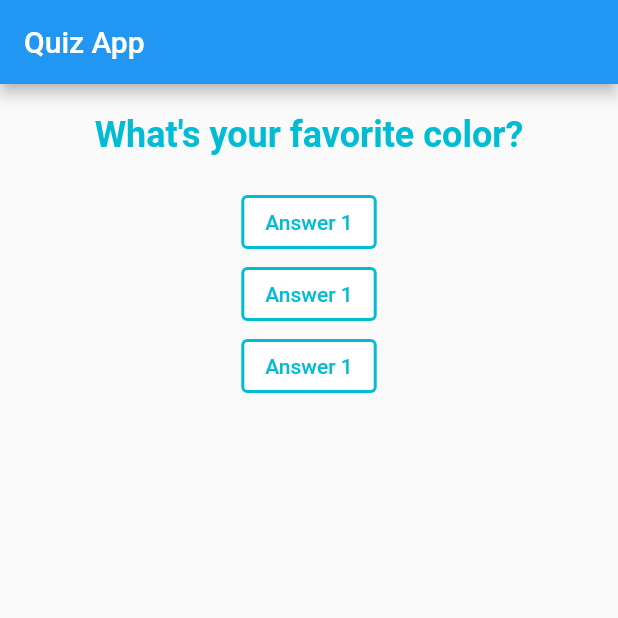
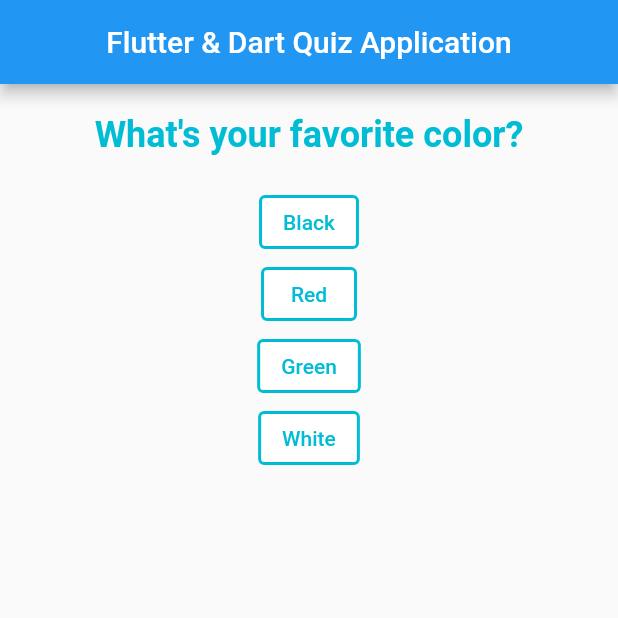
Before and after one commit to Sommos/first_flutter_project, a Flutter app: the screen it shows after launch, on a phone screen of 412 x 824 dp, the top half of it. Run offline on Flutter 3.47's test engine with Material 2 defaults, Android fonts, the phone set to English and light mode, and no system bars.

```diff
--- a/lib/answer.dart
+++ b/lib/answer.dart
@@ -3,8 +3,9 @@ import 'package:flutter/material.dart';
 class Answer extends StatelessWidget
 {
   final VoidCallback answerPointer;
+  final String answerText;
 
-  Answer(this.answerPointer);
+  Answer(this.answerPointer, String this.answerText);
 
   @override
   Widget build(BuildContext context) {
@@ -15,7 +16,7 @@ class Answer extends StatelessWidget
           backgroundColor: Colors.white,
           foregroundColor: Colors.cyan,
         ),
-        child: Text("Answer 1"),
+        child: Text(answerText),
         onPressed: answerPointer,
       ),
     );
--- a/lib/main.dart
+++ b/lib/main.dart
@@ -16,6 +16,21 @@ class MyApp extends StatefulWidget
 
 class _MyAppState extends State<MyApp>
 {
+  final questions = const
+  [
+    {
+      "questionText": "What's your favorite color?",
+      "answers": ["Black", "Red", "Green", "White",],
+    },
+    {
+      "questionText": "What's your favorite animal?",
+      "answers": ["Tiger", "Parrot", "Rabbit", "Fish"],
+    },
+    {
+      "questionText": "What's your favorite food?",
+      "answers": ["Pasta", "Soup", "Pizza", "Kebab"],
+    },
+  ];
   var _questionIndex = 0;
 
   void _answerQuestion()
@@ -25,48 +40,42 @@ class _MyAppState extends State<MyApp>
       _questionIndex += 1;
     });
     print(_questionIndex);
+    if (_questionIndex < questions.length)
+    {
+      print("There are more questions available");
+    }
+    else
+    {
+      print("There are no more questions available");
+    }
   }
 
   @override
   Widget build(BuildContext context)
   {
-    var questions = [
-      {
-        "questionText": "What's your favorite color?", "answers":
-          [
-            "Black", "Red", "Green", "White",
-          ],
-      },
-      {
-        "questionText": "What's your favorite animal?", "answers":
-          [
-            "Tiger", "Parrot", "Rabbit", "Fish",
-          ],
-      },
-      {
-        "questionText": "What's your favorite food?", "answers":
-          [
-            "Pasta", "Soup", "Pizza", "Kebab",
-          ],
-      },
-    ];
-
     return MaterialApp(
       theme: ThemeData(
         primaryColor: Colors.cyan,
       ),
       home: Scaffold(
         appBar: AppBar(
-          title: Text("Quiz App"),
+          title: Text("Flutter & Dart Quiz Application",),
+          centerTitle: true,
         ),
-        body: Column(
+        body: _questionIndex < questions.length ? Column(
           children: [
             Question(questions[_questionIndex]["questionText"] as String),
-            Answer(_answerQuestion),
-            Answer(_answerQuestion),
-            Answer(_answerQuestion),
+            ...(questions[_questionIndex]["answers"] as List<String>).map((answer)
+            {
+              return Answer(_answerQuestion, answer);
+            }).toList()
           ],
-        ),
+        )
+        : const Center(child: Text(
+          "You have completed the quiz!",
+          style: TextStyle(fontSize: 24, fontWeight: FontWeight.bold, color: Colors.cyan),
+          )
+        )
       ),
     );
   }
```
